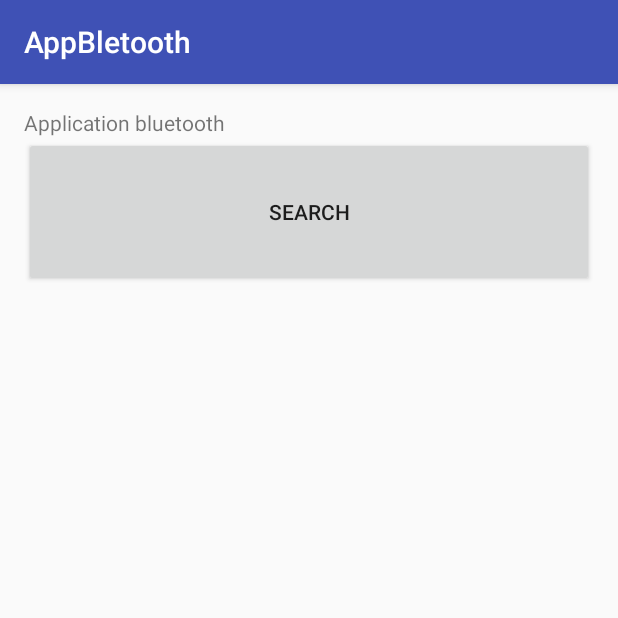
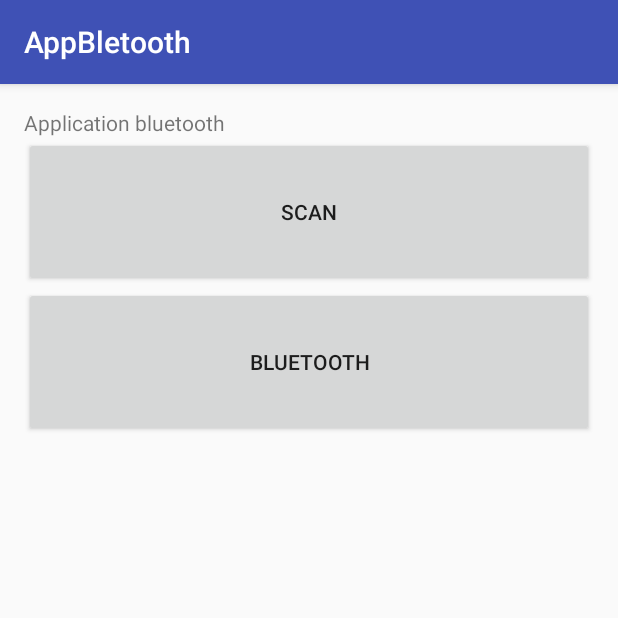
Before and after one commit to GautierDhy/AppBletooth, an Android app: the screen it shows after launch (MainActivity), on a phone screen of 412 x 824 dp, the top half of it. Run offline under Robolectric (Android 15) with nearby library versions, the phone set to English and light mode, and no system bars.

Commit message:
Button 2
Interface graphique du deuxième button

```diff
--- a/app/src/main/AndroidManifest.xml
+++ b/app/src/main/AndroidManifest.xml
@@ -17,4 +17,6 @@
         </activity>
     </application>
 
+    <uses-permission android:name="android.permission.BLUETOOTH"/>
+
 </manifest>
--- a/app/src/main/java/com/example/gaut/appbletooth/MainActivity.java
+++ b/app/src/main/java/com/example/gaut/appbletooth/MainActivity.java
@@ -2,15 +2,34 @@ package com.example.gaut.appbletooth;
 
 import android.support.v7.app.AppCompatActivity;
 import android.os.Bundle;
+import android.view.View;
 import android.widget.Button;
 
 public class MainActivity extends AppCompatActivity {
 
     Button mBluetoothButton;
+    Button mScanButton;
 
     @Override
     protected void onCreate(Bundle savedInstanceState) {
         super.onCreate(savedInstanceState);
         setContentView(R.layout.activity_main);
+
+        mScanButton = (Button) findViewById(R.id.scan_button);
+        mBluetoothButton = (Button) findViewById(R.id.bluetooth_button);
+
+        mScanButton.setOnClickListener(new View.OnClickListener() {
+            @Override
+            public void onClick(View v) {
+
+            }
+        });
+
+        mBluetoothButton.setOnClickListener(new View.OnClickListener(){
+            @Override
+            public void onClick(View v) {
+
+            }
+        });
     }
 }
--- a/app/src/main/res/layout/activity_main.xml
+++ b/app/src/main/res/layout/activity_main.xml
@@ -20,7 +20,14 @@
         android:id="@+id/bluetooth_button"
         android:layout_width="fill_parent"
         android:layout_height="100dp"
-        android:text="SEARCH"
+        android:text="BLUETOOTH"
+        android:layout_below="@+id/scan_button" />
+
+    <Button
+        android:id="@+id/scan_button"
+        android:layout_width="fill_parent"
+        android:layout_height="100dp"
+        android:text="SCAN"
         android:layout_below="@+id/nom_app_textview" />
 
 
```
